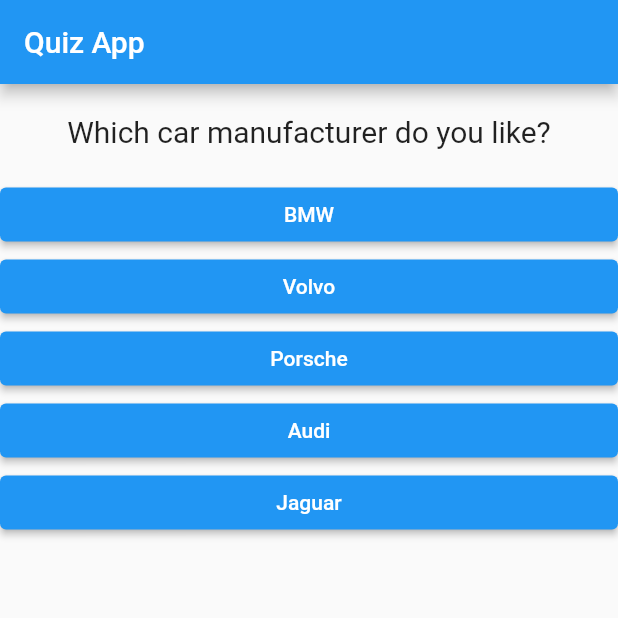
After one commit to BrushankPatra/velocity, a Flutter app: the screen it shows after launch, on a phone screen of 412 x 824 dp, the top half of it. The commit adds this screen. Run offline on Flutter 3.47's test engine with Material 2 defaults, Android fonts, the phone set to English and light mode, and no system bars.

Commit message:
splitted the app into smaller widgets quiz.dart and result.dart

```diff
--- a/lib/main.dart
+++ b/lib/main.dart
@@ -1,7 +1,7 @@
 import "package:flutter/material.dart";
 
-import "./question.dart";
-import "./answer.dart";
+import "./quiz.dart";
+import "./result.dart";
 
 void main() => runApp(UnoriginalApp());
 
@@ -16,7 +16,7 @@ class UnoriginalApp extends StatefulWidget {
 class _UnoriginalAppState extends State<UnoriginalApp> {
   var _questionIndex = 0;
 
-  static const questions = [
+  static const _questions = [
     {
       "questionText": "Which car manufacturer do you like?",
       "answers": ["BMW", "Volvo", "Porsche", "Audi", "Jaguar"]
@@ -51,7 +51,7 @@ class _UnoriginalAppState extends State<UnoriginalApp> {
       _questionIndex += 1;
     });
     print("answer chosen!");
-    if (_questionIndex < questions.length) {
+    if (_questionIndex < _questions.length) {
       print("We have more questions!");
     }
   }
@@ -63,19 +63,13 @@ class _UnoriginalAppState extends State<UnoriginalApp> {
         appBar: AppBar(
           title: Text("Quiz App"),
         ),
-        body: _questionIndex < questions.length
-            ? Column(
-                children: [
-                  Question(
-                    questions[_questionIndex]["questionText"] as String,
-                  ),
-                  ...(questions[_questionIndex]["answers"] as List<String>)
-                      .map((answer) {
-                    return Answer(_answerQuestion, answer);
-                  }).toList(),
-                ],
+        body: _questionIndex < _questions.length
+            ? Quiz(
+                questions: _questions,
+                answerQuestion: _answerQuestion,
+                questionIndex: _questionIndex,
               )
-            : Center(child: Text("YOU DID IT!")),
+            : Result(),
       ),
     );
   }
--- /dev/null
+++ b/lib/quiz.dart
@@ -0,0 +1,30 @@
+import "package:flutter/material.dart";
+
+import "./question.dart";
+import "./answer.dart";
+
+class Quiz extends StatelessWidget {
+  final List<Map<String, Object>> questions;
+  final int questionIndex;
+  final Function answerQuestion;
+
+  Quiz({
+    @required this.questions,
+    @required this.answerQuestion,
+    @required this.questionIndex,
+  });
+
+  @override
+  Widget build(BuildContext context) {
+    return Column(
+      children: [
+        Question(
+          questions[questionIndex]["questionText"] as String,
+        ),
+        ...(questions[questionIndex]["answers"] as List<String>).map((answer) {
+          return Answer(answerQuestion, answer);
+        }).toList(),
+      ],
+    );
+  }
+}
```
Also changed, not shown: lib/result.dart (added, +10 -0 lines).
